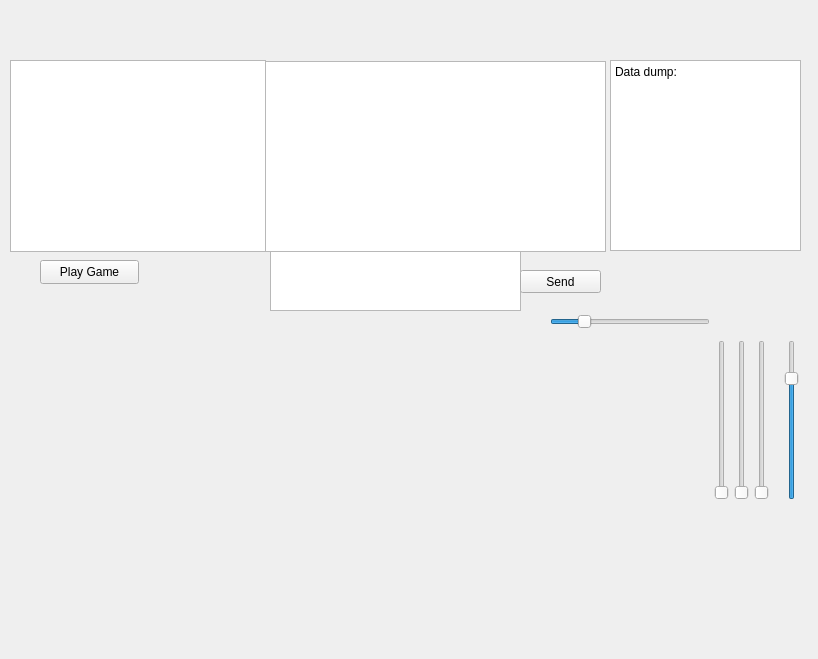
Qt form topjcdialog.ui (chozabu/JumpingCube) before a commit.
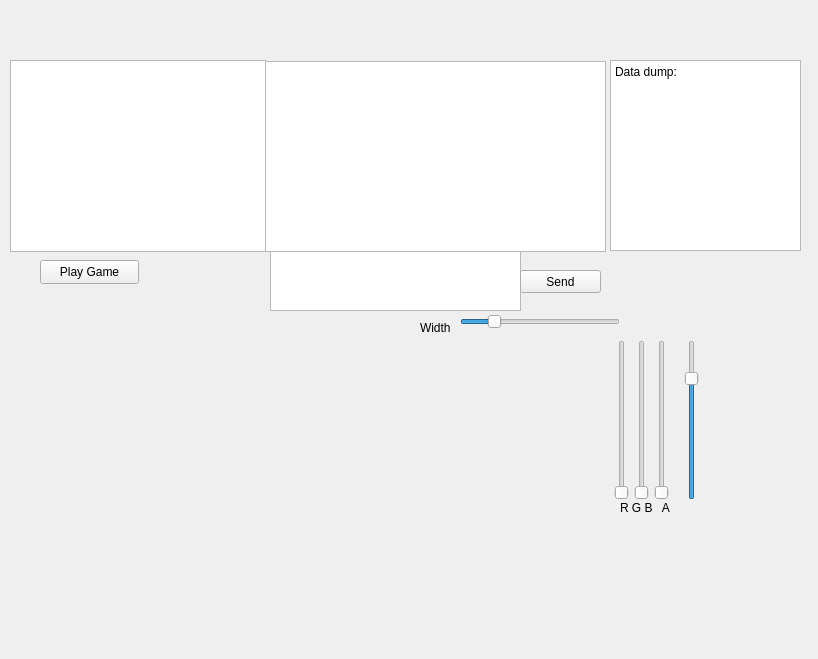
The same form after that commit. Custom widgets are drawn as their Qt base class.

Commit message: added colour preview

Patch:
```diff
--- a/topjcdialog.ui
+++ b/topjcdialog.ui
@@ -18,8 +18,8 @@
     <rect>
      <x>10</x>
      <y>340</y>
-     <width>701</width>
-     <height>301</height>
+     <width>600</width>
+     <height>300</height>
     </rect>
    </property>
   </widget>
@@ -100,7 +100,7 @@
   <widget class="QSlider" name="rSlider">
    <property name="geometry">
     <rect>
-     <x>710</x>
+     <x>610</x>
      <y>340</y>
      <width>23</width>
      <height>160</height>
@@ -116,7 +116,7 @@
   <widget class="QSlider" name="gSlider">
    <property name="geometry">
     <rect>
-     <x>730</x>
+     <x>630</x>
      <y>340</y>
      <width>23</width>
      <height>160</height>
@@ -132,7 +132,7 @@
   <widget class="QSlider" name="bSlider">
    <property name="geometry">
     <rect>
-     <x>750</x>
+     <x>650</x>
      <y>340</y>
      <width>23</width>
      <height>160</height>
@@ -148,7 +148,7 @@
   <widget class="QSlider" name="wSlider">
    <property name="geometry">
     <rect>
-     <x>550</x>
+     <x>460</x>
      <y>310</y>
      <width>160</width>
      <height>23</height>
@@ -170,7 +170,7 @@
   <widget class="QSlider" name="aSlider">
    <property name="geometry">
     <rect>
-     <x>780</x>
+     <x>680</x>
      <y>340</y>
      <width>23</width>
      <height>160</height>
@@ -186,6 +186,45 @@
     <enum>Qt::Vertical</enum>
    </property>
   </widget>
+  <widget class="QLabel" name="label">
+   <property name="geometry">
+    <rect>
+     <x>420</x>
+     <y>320</y>
+     <width>41</width>
+     <height>16</height>
+    </rect>
+   </property>
+   <property name="text">
+    <string>Width</string>
+   </property>
+  </widget>
+  <widget class="QLabel" name="label_2">
+   <property name="geometry">
+    <rect>
+     <x>620</x>
+     <y>500</y>
+     <width>71</width>
+     <height>16</height>
+    </rect>
+   </property>
+   <property name="text">
+    <string>R G B   A</string>
+   </property>
+  </widget>
+  <widget class="QWidget" name="previewCol" native="true">
+   <property name="geometry">
+    <rect>
+     <x>610</x>
+     <y>520</y>
+     <width>120</width>
+     <height>80</height>
+    </rect>
+   </property>
+   <property name="autoFillBackground">
+    <bool>true</bool>
+   </property>
+  </widget>
  </widget>
  <customwidgets>
   <customwidget>
```
The commit also changes 2 other files.
